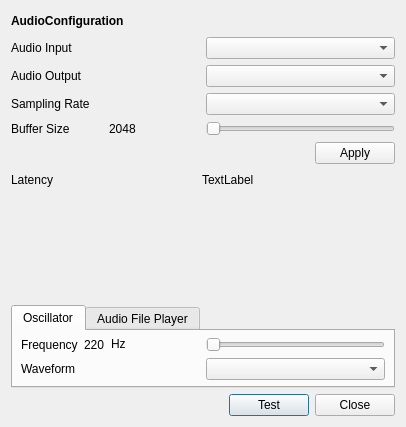
Qt form audiopreferencedialog.ui (Bariyard/AudioIOTester) before a commit.
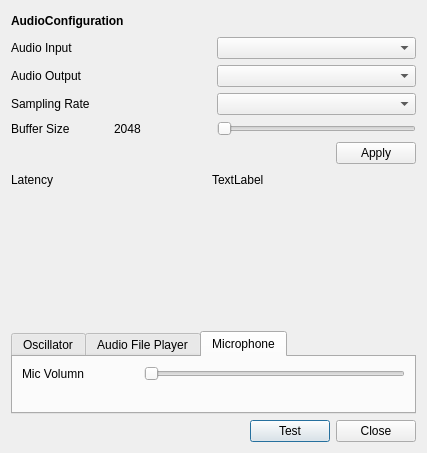
The same form after that commit. The open tabs and pages were chosen to show the change.

Commit message: add microphone test module and amplitude monitor for microphone input

Diff of the .ui file:
```diff
--- a/audiopreferencedialog.ui
+++ b/audiopreferencedialog.ui
@@ -6,8 +6,8 @@
    <rect>
     <x>0</x>
     <y>0</y>
-    <width>406</width>
-    <height>427</height>
+    <width>427</width>
+    <height>453</height>
    </rect>
   </property>
   <property name="mouseTracking">
@@ -413,6 +413,38 @@
          </item>
         </layout>
        </widget>
+       <widget class="QWidget" name="MicrophoneTab">
+        <attribute name="title">
+         <string>Microphone</string>
+        </attribute>
+        <layout class="QGridLayout" name="gridLayout_5">
+         <item row="1" column="0">
+          <layout class="QGridLayout" name="MicrophoneGridLayout">
+           <item row="0" column="0">
+            <widget class="QLabel" name="MicrophoneVolumnLabel">
+             <property name="text">
+              <string>Mic Volumn                </string>
+             </property>
+            </widget>
+           </item>
+           <item row="0" column="1">
+            <widget class="QSlider" name="MicrophoneVolumnHorizontalSlider">
+             <property name="orientation">
+              <enum>Qt::Horizontal</enum>
+             </property>
+            </widget>
+           </item>
+           <item row="1" column="0">
+            <widget class="QLabel" name="label">
+             <property name="text">
+              <string/>
+             </property>
+            </widget>
+           </item>
+          </layout>
+         </item>
+        </layout>
+       </widget>
       </widget>
      </item>
      <item>
```
The commit also changes 10 other files.
